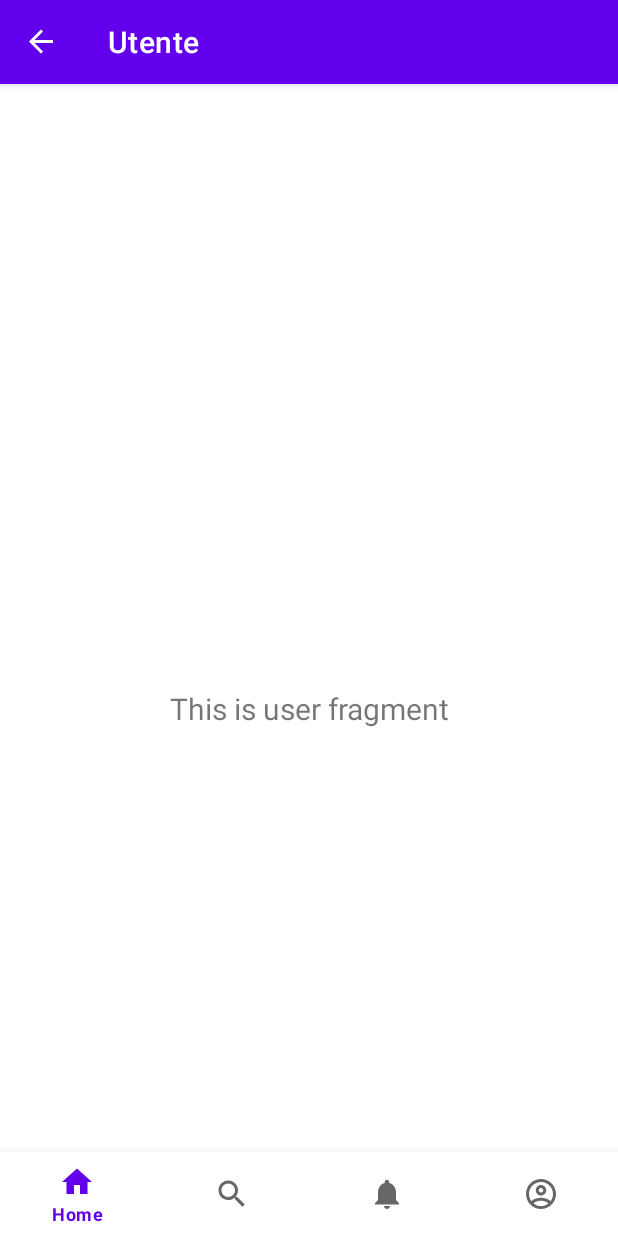
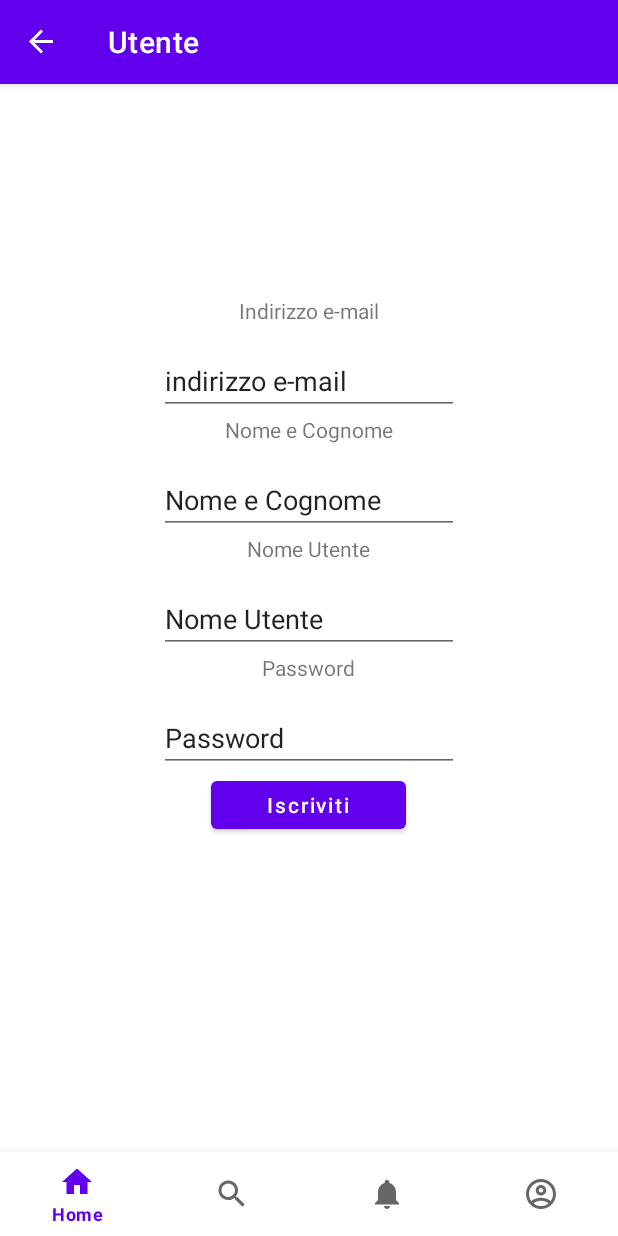
Before and after one commit to SteTrotto/GrandTour, an Android app: the UserSingUp screen opened through its navigation route, on a phone screen of 412 x 824 dp. Run offline under Robolectric (Android 15) with nearby library versions, the phone set to English and light mode, and no system bars; our stand-ins replace navigation-ui.

Commit message:
modifica pagina sing up

```diff
--- a/app/src/main/java/com/example/grandtour/ui/user/UserSingUp.java
+++ b/app/src/main/java/com/example/grandtour/ui/user/UserSingUp.java
@@ -23,6 +23,12 @@ public class UserSingUp extends Fragment {
 
     private UserViewModel UserViewModel;
     private FragmentUserSingupBinding binding;
+    private EditText mail;
+    private EditText nome_e_cognome;
+    private EditText nome_utente;
+    private EditText pwd;
+    private Button iscriviti;
+
 
     final private String TAG_S = "USER";
 
@@ -43,8 +49,34 @@ public class UserSingUp extends Fragment {
             }
         });
 
+        nome_e_cognome = root.findViewById(R.id.nome_e_cognome);
+        mail=root.findViewById(R.id.mail);
+        nome_utente=root.findViewById(R.id.nome_utente);
+        pwd=root.findViewById(R.id.pwd);
+        iscriviti=root.findViewById(R.id.SingUp);
+
+        //bottone sing_up
+        iscriviti.setOnClickListener(new View.OnClickListener() {
+            @Override
+            public void onClick(View v) {
+
+                //String.valueOf(editText.getText()) prende il valore in stringa del editText
+                Log.d(TAG_S, String.valueOf(nome_utente.getText()));
+                Log.d(TAG_S, String.valueOf(pwd.getText()));
+                //controllo registrazione
+
+
+
+
+            }
+        });
+
+
+
         return root;
     }
+
+
 
 
 
--- a/app/src/main/java/com/example/grandtour/ui/user/UserViewModel.java
+++ b/app/src/main/java/com/example/grandtour/ui/user/UserViewModel.java
@@ -10,7 +10,6 @@ public class UserViewModel extends ViewModel {
 
     public UserViewModel() {
         mText = new MutableLiveData<>();
-        mText.setValue("This is user fragment");
     }
 
     public LiveData<String> getText() {
--- a/app/src/main/res/layout/fragment_user_singup.xml
+++ b/app/src/main/res/layout/fragment_user_singup.xml
@@ -1,10 +1,13 @@
 <?xml version="1.0" encoding="utf-8"?>
-<androidx.constraintlayout.widget.ConstraintLayout xmlns:android="http://schemas.android.com/apk/res/android"
+<LinearLayout
+    xmlns:android="http://schemas.android.com/apk/res/android"
     xmlns:app="http://schemas.android.com/apk/res-auto"
     xmlns:tools="http://schemas.android.com/tools"
     android:layout_width="match_parent"
     android:layout_height="match_parent"
-    tools:context=".ui.user.UserSingUp">
+    tools:context=".ui.user.UserSingUp"
+    android:orientation="vertical"
+    android:layout_marginTop="50dp">
 
     <TextView
         android:id="@+id/text_user"
@@ -19,7 +22,73 @@
         app:layout_constraintEnd_toEndOf="parent"
         app:layout_constraintStart_toStartOf="parent"
         app:layout_constraintTop_toTopOf="parent" />
+    <TextView
+        android:layout_width="wrap_content"
+        android:layout_height="34dp"
+        android:layout_gravity="center"
+        android:text="Indirizzo e-mail"
+        android:textAllCaps="false"
+        />
+    <EditText
+        android:id="@+id/mail"
+        android:layout_width="200dp"
+        android:layout_height="wrap_content"
+        android:layout_gravity="center"
+        android:text="indirizzo e-mail"
+        android:textAllCaps="false"
+        />
+    <TextView
+        android:layout_width="wrap_content"
+        android:layout_height="34dp"
+        android:layout_gravity="center"
+        android:text="Nome e Cognome"
+        android:textAllCaps="false"
+        />
+    <EditText
+        android:id="@+id/nome_e_cognome"
+        android:layout_width="200dp"
+        android:layout_height="wrap_content"
+        android:layout_gravity="center"
+        android:text="Nome e Cognome"
+        android:textAllCaps="false"
+        />
+    <TextView
+        android:layout_width="wrap_content"
+        android:layout_height="34dp"
+        android:layout_gravity="center"
+        android:text="Nome Utente"
+        android:textAllCaps="false"
+        />
+    <EditText
+        android:id="@+id/nome_utente"
+        android:layout_width="200dp"
+        android:layout_height="wrap_content"
+        android:layout_gravity="center"
+        android:text="Nome Utente"
+        android:textAllCaps="false"
+        />
+    <TextView
+    android:layout_width="wrap_content"
+    android:layout_height="34dp"
+    android:layout_gravity="center"
+    android:text="Password"
+    android:textAllCaps="false"
+    />
+    <EditText
+        android:id="@+id/pwd"
+        android:layout_width="200dp"
+        android:layout_height="wrap_content"
+        android:layout_gravity="center"
+        android:text="Password"
+        android:textAllCaps="false"
+        />
+    <Button
+        android:id="@+id/SingUp"
+        android:layout_width="130dp"
+        android:layout_height="44dp"
+        android:text="Iscriviti"
+        android:textAllCaps="false"
+        android:layout_gravity="center"
+        />
 
-
-
-</androidx.constraintlayout.widget.ConstraintLayout>
+</LinearLayout>
```
Also changed, not shown: app/src/main/res/layout/fragment_user.xml (+29 -55 lines).
